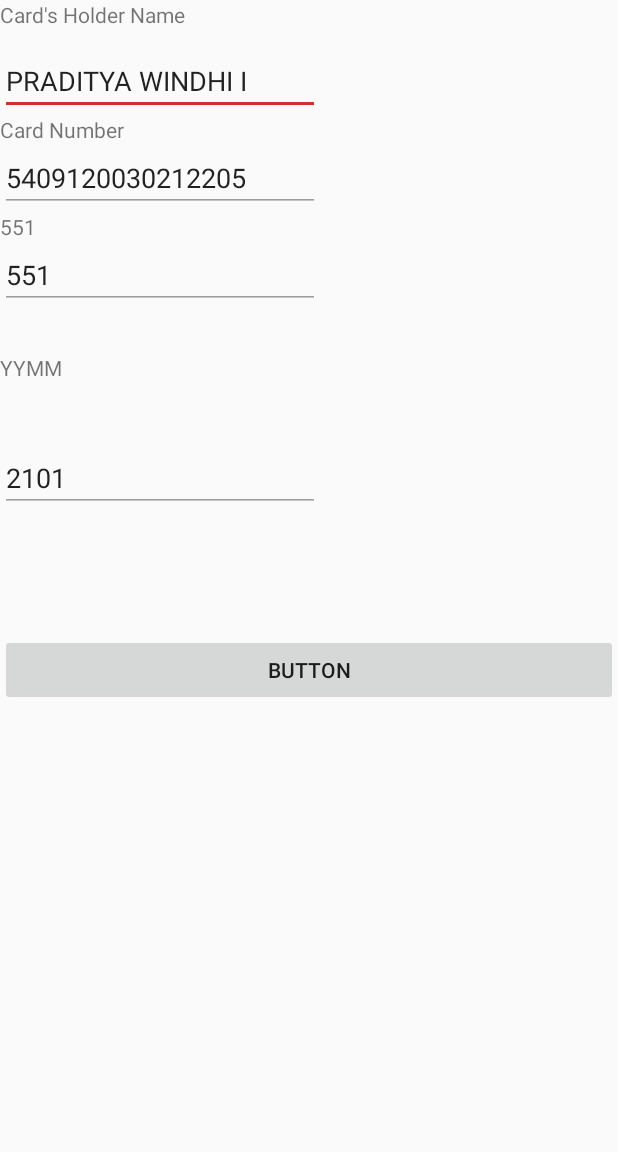
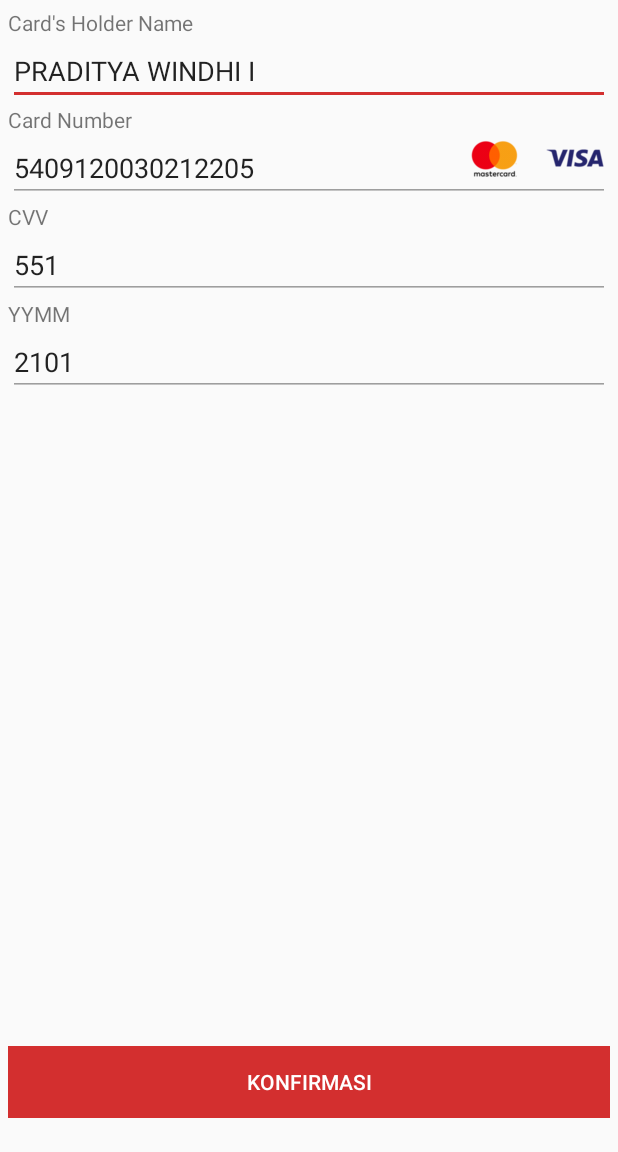
Before and after one commit to buruhsd/gpoin2u, an Android app: the TopupCCActivity screen opened directly, with no data from a screen before it, on a phone screen of 412 x 824 dp, the part 84-1236 px from its top. Run offline under Robolectric (Android 15) with nearby library versions, the phone set to English and light mode, and no system bars; our stand-ins replace Volley; network calls fail.

Commit message:
Add Visa and mastercard logo

```diff
--- a/app/src/main/java/tuberpraka/gpoin/TopupCCActivity.java
+++ b/app/src/main/java/tuberpraka/gpoin/TopupCCActivity.java
@@ -387,6 +387,7 @@ public class TopupCCActivity extends AppCompatActivity {
         final Integer biaya = Integer.parseInt(harga);
         Integer amt = poin*biaya;
 
+        final String name = editText.getText().toString();
         final String point = String.valueOf(poin);
         final String id_imei = "23";
         final String harga = String.valueOf(biaya);
@@ -414,7 +415,8 @@ public class TopupCCActivity extends AppCompatActivity {
                 Map<String, String> jsonParams = new HashMap<String, String>();
                 jsonParams.put("poin", point);
                 jsonParams.put("id_imei",id_imei);
-                jsonParams.put("harga", String.valueOf(biaya));
+                jsonParams.put("billingNm", name);
+                jsonParams.put("harga", harga);
 
                 return jsonParams;
 
--- /dev/null
+++ b/app/src/main/res/drawable/cc.xml
@@ -0,0 +1,4 @@
+<?xml version="1.0" encoding="utf-8"?>
+<selector xmlns:android="http://schemas.android.com/apk/res/android">
+
+</selector>
--- a/app/src/main/res/layout/activity_topup_cc.xml
+++ b/app/src/main/res/layout/activity_topup_cc.xml
@@ -1,123 +1,95 @@
 <?xml version="1.0" encoding="utf-8"?>
-<LinearLayout xmlns:android="http://schemas.android.com/apk/res/android"
+<RelativeLayout xmlns:android="http://schemas.android.com/apk/res/android"
     xmlns:app="http://schemas.android.com/apk/res-auto"
     xmlns:tools="http://schemas.android.com/tools"
     android:layout_width="match_parent"
     android:layout_height="match_parent"
-    android:orientation="vertical"
+    android:padding="5dp"
     tools:context="tuberpraka.gpoin.TopupCCActivity">
 
     <TextView
         android:id="@+id/textView"
         android:layout_width="wrap_content"
         android:layout_height="wrap_content"
-        android:text="Card's Holder Name"
-        app:layout_constraintLeft_toLeftOf="parent"
-        tools:layout_editor_absoluteY="26dp"
-        android:layout_above="@+id/editText2"
-        android:layout_alignParentLeft="true"
-        android:layout_alignParentStart="true"
-        android:layout_marginBottom="12dp" />
+        android:text="Card's Holder Name" />
 
     <EditText
         android:id="@+id/editText"
-        android:layout_width="wrap_content"
+        android:layout_width="match_parent"
         android:layout_height="wrap_content"
-        android:ems="10"
         android:inputType="textPersonName"
         android:text="PRADITYA WINDHI I"
-        app:layout_constraintLeft_toLeftOf="parent"
-        tools:layout_editor_absoluteY="43dp"
-        android:layout_below="@+id/textView2"
-        android:layout_alignLeft="@+id/textView"
-        android:layout_alignStart="@+id/textView" />
+        android:layout_below="@+id/textView"/>
 
     <TextView
         android:id="@+id/textView2"
         android:layout_width="wrap_content"
         android:layout_height="wrap_content"
-        android:layout_alignLeft="@+id/editText2"
-        android:layout_alignStart="@+id/editText2"
-        android:layout_below="@+id/textView"
-        android:text="Card Number"
-        app:layout_constraintLeft_toLeftOf="parent"
-        tools:layout_editor_absoluteY="105dp" />
+        android:layout_below="@+id/editText"
+        android:text="Card Number" />
 
     <EditText
         android:id="@+id/editText2"
-        android:layout_width="wrap_content"
+        android:layout_width="match_parent"
         android:layout_height="wrap_content"
-        android:ems="10"
         android:inputType="textPersonName"
         android:text="5409120030212205"
-        app:layout_constraintLeft_toLeftOf="parent"
-        tools:layout_editor_absoluteY="122dp"
-        android:layout_above="@+id/editText4"
-        android:layout_alignLeft="@+id/editText"
-        android:layout_alignStart="@+id/editText" />
+        android:layout_below="@+id/textView2"/>
 
     <TextView
         android:id="@+id/textView3"
         android:layout_width="wrap_content"
         android:layout_height="wrap_content"
-        android:text="551"
-        app:layout_constraintLeft_toLeftOf="parent"
-        tools:layout_editor_absoluteY="184dp"
-        android:layout_alignBaseline="@+id/textView4"
-        android:layout_alignBottom="@+id/textView4"
-        android:layout_alignLeft="@+id/editText3"
-        android:layout_alignStart="@+id/editText3" />
+        android:text="CVV"
+        android:layout_below="@+id/editText2" />
 
     <EditText
         android:id="@+id/editText3"
-        android:layout_width="wrap_content"
+        android:layout_width="match_parent"
         android:layout_height="wrap_content"
-        android:ems="10"
         android:inputType="textPersonName"
         android:text="551"
-        app:layout_constraintBottom_toBottomOf="parent"
-        app:layout_constraintLeft_toLeftOf="parent"
-        app:layout_constraintTop_toTopOf="parent"
-        app:layout_constraintVertical_bias="0.429"
-        android:layout_alignBottom="@+id/button"
-        android:layout_toRightOf="@+id/textView"
-        android:layout_toEndOf="@+id/textView"
-        android:layout_marginBottom="29dp" />
+        android:layout_below="@+id/textView3"
+/>
 
     <TextView
         android:id="@+id/textView4"
         android:layout_width="wrap_content"
         android:layout_height="wrap_content"
         android:text="YYMM"
-        app:layout_constraintLeft_toLeftOf="parent"
-        tools:layout_editor_absoluteY="276dp"
-        android:layout_alignParentBottom="true"
-        android:layout_alignRight="@+id/editText4"
-        android:layout_alignEnd="@+id/editText4"
-        android:layout_marginRight="15dp"
-        android:layout_marginEnd="15dp"
-        android:layout_marginBottom="41dp" />
+        android:layout_below="@+id/editText3"/>
+
 
     <EditText
         android:id="@+id/editText4"
-        android:layout_width="wrap_content"
+        android:layout_width="match_parent"
         android:layout_height="wrap_content"
-        android:layout_above="@+id/button"
         android:layout_marginBottom="81dp"
-        android:layout_toEndOf="@+id/button"
-        android:layout_toRightOf="@+id/button"
         android:ems="10"
         android:inputType="textPersonName"
         android:text="2101"
-        app:layout_constraintLeft_toLeftOf="parent"
-        tools:layout_editor_absoluteY="293dp" />
+        android:layout_below="@+id/textView4" />
 
     <Button
         android:id="@+id/button2"
         android:layout_width="match_parent"
         android:layout_height="wrap_content"
-        android:text="Button" />
+        android:text="Konfirmasi"
+        android:background="@color/colorPrimaryRed"
+        android:textColor="@android:color/background_light"
+        android:layout_alignParentBottom="true"
+        android:layout_alignParentLeft="true"
+        android:layout_alignParentStart="true"
+        android:layout_marginBottom="17dp" />
+
+    <ImageView
+        android:id="@+id/imageView4"
+        android:layout_width="wrap_content"
+        android:layout_height="wrap_content"
+        app:srcCompat="@drawable/cc"
+        android:layout_alignTop="@+id/editText2"
+        android:layout_alignParentRight="true"
+        android:layout_alignParentEnd="true" />
 
 
-
-</LinearLayout>
+</RelativeLayout>
```
Also changed, not shown: app/src/main/res/drawable-hdpi/cc.png (added), app/src/main/res/drawable-hdpi/cc.resized.png (added).
